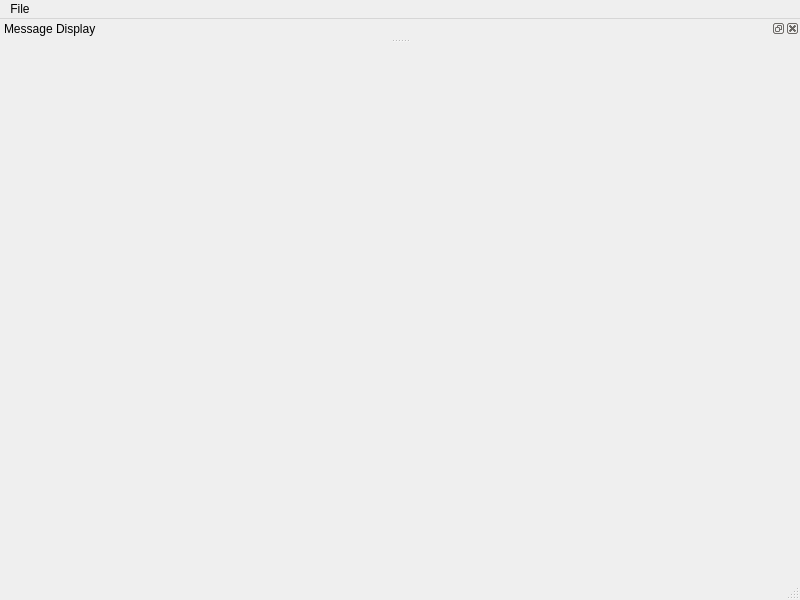
mantidproject/mantid, file qt/applications/workbench/workbench/app/mainwindow.ui: the form before one commit.
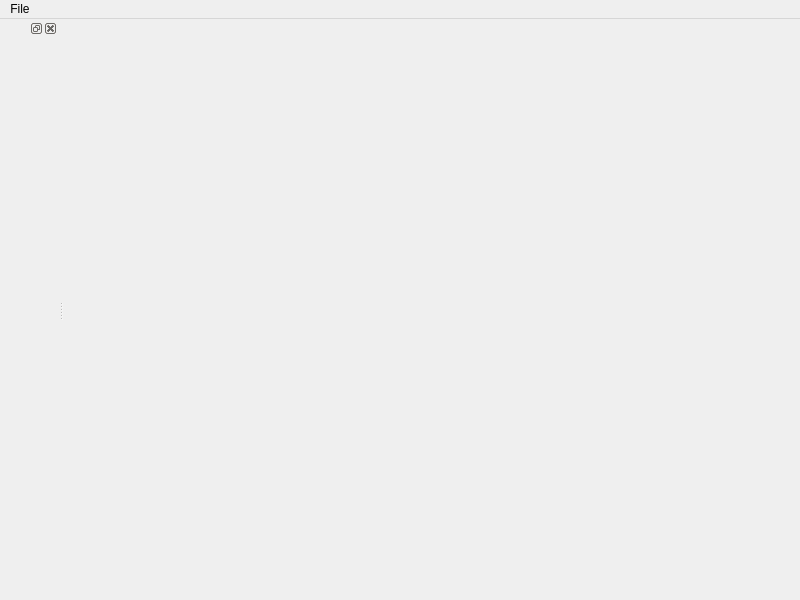
The form after the commit. Custom widgets are drawn as their Qt base class.

```diff
--- a/qt/applications/workbench/workbench/app/mainwindow.ui
+++ b/qt/applications/workbench/workbench/app/mainwindow.ui
@@ -33,15 +33,11 @@
    </widget>
    <addaction name="menuFile"/>
   </widget>
-  <widget class="QStatusBar" name="statusbar"/>
-  <widget class="QDockWidget" name="logMessageWindow">
-   <property name="windowTitle">
-    <string>Message Display</string>
-   </property>
+  <widget class="QDockWidget" name="dockWidget_2">
    <attribute name="dockWidgetArea">
-    <number>4</number>
+    <number>1</number>
    </attribute>
-   <widget class="MessageDisplay" name="messagedisplay"/>
+   <widget class="QWidget" name="dockWidgetContents_2"/>
   </widget>
   <action name="actionQuit">
    <property name="text">
@@ -52,14 +48,6 @@
    </property>
   </action>
  </widget>
- <customwidgets>
-  <customwidget>
-   <class>MessageDisplay</class>
-   <extends>QWidget</extends>
-   <header>mantidqt.widgets.messagedisplay</header>
-   <container>1</container>
-  </customwidget>
- </customwidgets>
  <resources/>
  <connections>
   <connection>
```
